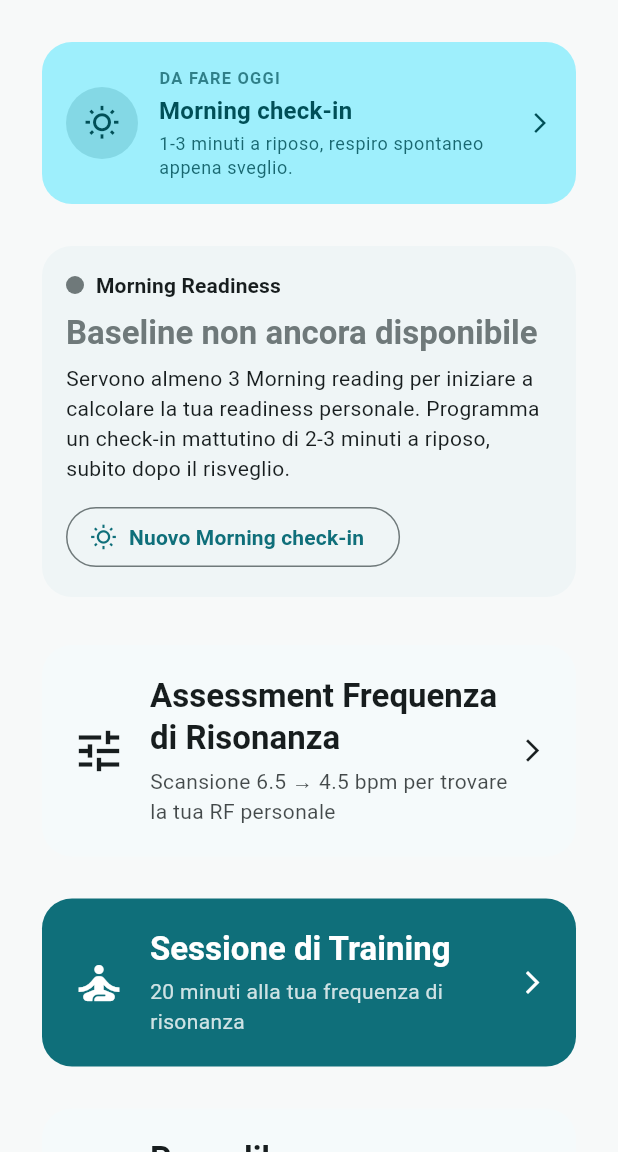
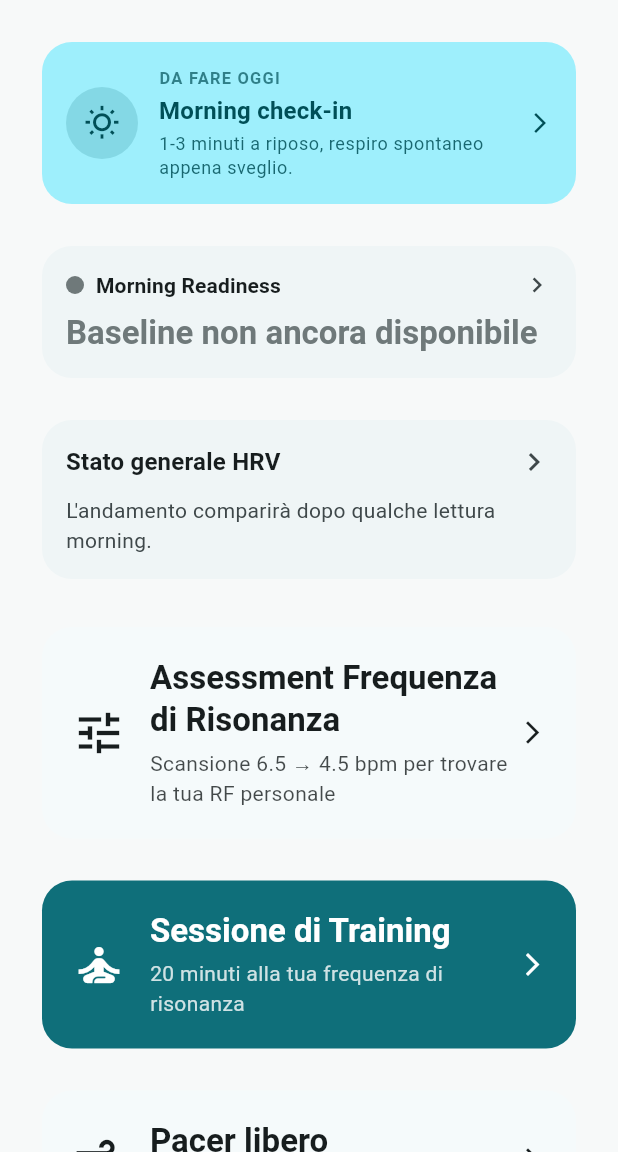
Before and after one commit to predamatteo/hrv_trainer, a Flutter app: the screen it shows after launch, on a phone screen of 412 x 824 dp, the part 84-1236 px from its top. Run offline on Flutter 3.47's test engine with Material 3 defaults, Android fonts, the phone set to English and light mode, and no system bars; our stand-ins replace file_picker, fl_chart, flutter_riverpod, go_router, permission_handler, share_plus and 3 more; accounts and stored records are empty.

Commit message:
Compact Morning Readiness + add chronic "general HRV" card on home
Slim the home ReadinessCard to the essentials (band dot, label, z-score,
chevron, headline); the full detail (message, RMSSD/baseline, CV, chart)
already lives on the tappable /readiness page.

Add a distinct "Stato generale HRV" card below it: the CHRONIC view
(typical level + multi-week direction improving/stable/declining + CV
stability), complementary to the acute Readiness. New pure logic in
hrv_trend.dart (lnRMSSD, SWC deadband, 14d-vs-14..42d windows) behind
hrvGeneralStatusProvider, which reuses morningReadingsProvider(90) so it
auto-refreshes after a check-in. Card taps through to /history.

A declining trend is shown in amber (descriptive, not alarmist); no
absolute "low/high" labels (device underestimates RMSSD, personal-relative
only). Includes unit tests for HrvTrendCalculator.

Co-Authored-By: Claude Opus 4.8 (1M context) <noreply@anthropic.com>

```diff
--- a/hrv_trainer/lib/features/home/home_screen.dart
+++ b/hrv_trainer/lib/features/home/home_screen.dart
@@ -2,7 +2,9 @@ import 'package:flutter/material.dart';
 import 'package:flutter_riverpod/flutter_riverpod.dart';
 import 'package:go_router/go_router.dart';
 
+import '../readiness/state/readiness_providers.dart';
 import 'state/readiness_provider.dart';
+import 'widgets/hrv_general_card.dart';
 import 'widgets/morning_checkin_prompt_card.dart';
 import 'widgets/readiness_card.dart';
 
@@ -39,6 +41,7 @@ class HomeScreen extends ConsumerWidget {
         onRefresh: () async {
           ref.invalidate(readinessProvider);
           ref.invalidate(morningCheckInDoneTodayProvider);
+          ref.invalidate(morningReadingsProvider);
           // Aspetta che il future si riavvii per dare feedback visivo
           // chiaro (l'indicatore resta finché il provider non riemette).
           await ref.read(readinessProvider.future);
@@ -51,8 +54,9 @@ class HomeScreen extends ConsumerWidget {
           const MorningCheckInPromptCard(),
           ReadinessCard(
             onTap: () => context.push('/readiness'),
-            onStartMorning: () => context.push('/readiness/checkin'),
           ),
+          const SizedBox(height: 12),
+          const HrvGeneralCard(),
           const SizedBox(height: 16),
           _BigActionCard(
             icon: Icons.tune,
--- /dev/null
+++ b/hrv_trainer/lib/features/home/widgets/hrv_general_card.dart
@@ -0,0 +1,223 @@
+import 'package:flutter/material.dart';
+import 'package:flutter_riverpod/flutter_riverpod.dart';
+import 'package:go_router/go_router.dart';
+
+import '../../../shared/hrv/hrv_trend.dart';
+import '../../../shared/hrv/readiness.dart' show CvStability;
+import '../../readiness/state/readiness_providers.dart';
+
+/// Card "Stato generale HRV" in home: la vista CRONICA dell'HRV (livello tipico
+/// + direzione su più settimane + stabilità), complementare alla Morning
+/// Readiness che è acuta (oggi vs baseline). Riepilogo glanceable; il trend
+/// completo vive nello Storico → tap sull'intera card.
+class HrvGeneralCard extends ConsumerWidget {
+  const HrvGeneralCard({super.key});
+
+  @override
+  Widget build(BuildContext context, WidgetRef ref) {
+    final theme = Theme.of(context);
+    final scheme = theme.colorScheme;
+    final async = ref.watch(hrvGeneralStatusProvider);
+
+    return Card(
+      clipBehavior: Clip.antiAlias,
+      child: InkWell(
+        onTap: () => context.push('/history'),
+        child: Padding(
+          padding: const EdgeInsets.all(16),
+          child: Column(
+            crossAxisAlignment: CrossAxisAlignment.start,
+            children: [
+              Row(
+                children: [
+                  Text('Stato generale HRV', style: theme.textTheme.titleMedium),
+                  const Spacer(),
+                  Icon(Icons.chevron_right, color: scheme.onSurfaceVariant),
+                ],
+              ),
+              const SizedBox(height: 10),
+              async.when(
+                loading: () => const SizedBox(
+                  height: 40,
+                  child: Center(
+                    child: SizedBox(
+                      width: 22,
+                      height: 22,
+                      child: CircularProgressIndicator(strokeWidth: 2),
+                    ),
+                  ),
+                ),
+                error: (_, _) => Text(
+                  'Stato HRV non disponibile.',
+                  style: theme.textTheme.bodyMedium?.copyWith(
+                    color: scheme.onSurfaceVariant,
+                  ),
+                ),
+                data: (s) => _StatusBody(status: s),
+              ),
+            ],
+          ),
+        ),
+      ),
+    );
+  }
+}
+
+class _StatusBody extends StatelessWidget {
+  final HrvGeneralStatus status;
+  const _StatusBody({required this.status});
+
+  @override
+  Widget build(BuildContext context) {
+    final theme = Theme.of(context);
+    final scheme = theme.colorScheme;
+
+    if (!status.hasLevel) {
+      return Text(
+        'L\'andamento comparirà dopo qualche lettura morning.',
+        style: theme.textTheme.bodyMedium?.copyWith(
+          color: scheme.onSurfaceVariant,
+        ),
+      );
+    }
+
+    return Column(
+      crossAxisAlignment: CrossAxisAlignment.start,
+      children: [
+        // Livello tipico recente (personale, niente etichette assolute).
+        Row(
+          children: [
+            Icon(Icons.favorite_outline, size: 18, color: scheme.primary),
+            const SizedBox(width: 8),
+            Text('HRV tipico', style: theme.textTheme.bodyMedium),
+            const SizedBox(width: 8),
+            Text(
+              'RMSSD ${status.levelRmssd!.toStringAsFixed(0)} · '
+              'score ${status.levelScore!.toStringAsFixed(0)}',
+              style: theme.textTheme.bodyMedium
+                  ?.copyWith(fontWeight: FontWeight.w600),
+            ),
+          ],
+        ),
+        const SizedBox(height: 8),
+        // Direzione cronica.
+        if (status.direction == HrvTrendDirection.unknown)
+          Row(
+            children: [
+              Icon(Icons.timeline, size: 18, color: scheme.onSurfaceVariant),
+              const SizedBox(width: 8),
+              Expanded(
+                child: Text(
+                  'Andamento disponibile dopo più letture.',
+                  style: theme.textTheme.bodySmall
+                      ?.copyWith(color: scheme.onSurfaceVariant),
+                ),
+              ),
+            ],
+          )
+        else
+          _TrendRow(status: status),
+        if (status.cvPct != null) ...[
+          const SizedBox(height: 6),
+          _StabilityRow(status: status),
+        ],
+      ],
+    );
+  }
+}
+
+class _TrendRow extends StatelessWidget {
+  final HrvGeneralStatus status;
+  const _TrendRow({required this.status});
+
+  @override
+  Widget build(BuildContext context) {
+    final theme = Theme.of(context);
+    final scheme = theme.colorScheme;
+    // Colore descrittivo, NON allarmante: un calo può essere un blocco di
+    // carico, non un problema → arancio (cautela), non rosso/errore.
+    final (icon, color, label) = switch (status.direction) {
+      HrvTrendDirection.improving => (
+          Icons.trending_up,
+          scheme.primary,
+          'In miglioramento'
+        ),
+      HrvTrendDirection.declining => (
+          Icons.trending_down,
+          Colors.orange.shade700,
+          'In calo'
+        ),
+      HrvTrendDirection.stable => (
+          Icons.trending_flat,
+          scheme.onSurfaceVariant,
+          'Stabile'
+        ),
+      HrvTrendDirection.unknown => (
+          Icons.timeline,
+          scheme.onSurfaceVariant,
+          '—'
+        ),
+    };
+    final pct = status.deltaPct;
+    final pctStr =
+        pct == null ? '' : '${pct >= 0 ? '+' : ''}${pct.toStringAsFixed(0)}%';
+    final span = status.spanWeeks == null ? '' : ' · ~${status.spanWeeks} sett.';
+
+    return Row(
+      children: [
+        Icon(icon, size: 18, color: color),
+        const SizedBox(width: 8),
+        Text(
+          label,
+          style: theme.textTheme.bodyMedium
+              ?.copyWith(color: color, fontWeight: FontWeight.w600),
+        ),
+        const SizedBox(width: 8),
+        Expanded(
+          child: Text(
+            '$pctStr$span',
+            style: theme.textTheme.bodySmall
+                ?.copyWith(color: scheme.onSurfaceVariant),
+          ),
+        ),
+      ],
+    );
+  }
+}
+
+class _StabilityRow extends StatelessWidget {
+  final HrvGeneralStatus status;
+  const _StabilityRow({required this.status});
+
+  @override
+  Widget build(BuildContext context) {
+    final theme = Theme.of(context);
+    final color = _cvColor(theme, status.cvStability);
+    return Row(
+      children: [
+        Icon(Icons.show_chart, size: 16, color: color),
+        const SizedBox(width: 8),
+        Text(
+          'Stabilità: ${_cvLabel(status.cvStability)} '
+          '(CV ${status.cvPct!.toStringAsFixed(1)}%)',
+          style: theme.textTheme.bodySmall?.copyWith(color: color),
+        ),
+      ],
+    );
+  }
+}
+
+/// Colore della riga CV, coerente con readiness_card/readiness_screen.
+Color _cvColor(ThemeData theme, CvStability s) => switch (s) {
+      CvStability.stable => theme.colorScheme.onSurfaceVariant,
+      CvStability.moderate => Colors.orange.shade700,
+      CvStability.unstable => theme.colorScheme.error,
+      CvStability.unknown => theme.colorScheme.onSurfaceVariant,
+    };
+
+String _cvLabel(CvStability s) => switch (s) {
+      CvStability.stable => 'stabile',
+      CvStability.moderate => 'oscillante',
+      CvStability.unstable => 'instabile',
+      CvStability.unknown => '—',
+    };
--- a/hrv_trainer/lib/features/home/widgets/readiness_card.dart
+++ b/hrv_trainer/lib/features/home/widgets/readiness_card.dart
@@ -5,14 +5,15 @@ import '../../../shared/hrv/readiness.dart';
 import '../state/readiness_provider.dart';
 
 class ReadinessCard extends ConsumerWidget {
-  final VoidCallback? onStartMorning;
+  /// Se valorizzato, l'intera card diventa toccabile (→ sezione Readiness).
+  final VoidCallback? onTap;
 
-  const ReadinessCard({super.key, this.onStartMorning});
+  const ReadinessCard({super.key, this.onTap});
 
   @override
   Widget build(BuildContext context, WidgetRef ref) {
     final async = ref.watch(readinessProvider);
-    return async.when(
+    final card = async.when(
       loading: () => const _CardShell(
         child: Padding(
           padding: EdgeInsets.all(16),
@@ -28,7 +29,13 @@ class ReadinessCard extends ConsumerWidget {
           child: Text('Errore readiness: $e'),
         ),
       ),
-      data: (r) => _ReadinessBody(readiness: r, onStartMorning: onStartMorning),
+      data: (r) => _ReadinessBody(readiness: r),
+    );
+    if (onTap == null) return card;
+    return GestureDetector(
+      behavior: HitTestBehavior.opaque,
+      onTap: onTap,
+      child: card,
     );
   }
 }
@@ -40,21 +47,10 @@ class _CardShell extends StatelessWidget {
   Widget build(BuildContext context) => Card(child: child);
 }
 
-/// Colore della riga CV: neutro quando stabile, ambra/rosso al crescere
-/// dell'instabilità. Volutamente sobrio per non competere col semaforo
-/// principale della banda di readiness.
-Color _cvColor(ThemeData theme, CvStability s) => switch (s) {
-      CvStability.stable => theme.colorScheme.onSurfaceVariant,
-      CvStability.moderate => Colors.orange.shade700,
-      CvStability.unstable => theme.colorScheme.error,
-      CvStability.unknown => theme.colorScheme.onSurfaceVariant,
-    };
-
 class _ReadinessBody extends StatelessWidget {
   final Readiness readiness;
-  final VoidCallback? onStartMorning;
 
-  const _ReadinessBody({required this.readiness, this.onStartMorning});
+  const _ReadinessBody({required this.readiness});
 
   @override
   Widget build(BuildContext context) {
@@ -65,6 +61,9 @@ class _ReadinessBody extends StatelessWidget {
       ReadinessBand.red => theme.colorScheme.error,
       ReadinessBand.unknown => theme.colorScheme.outline,
     };
+    // Card compatta: solo le info principali (banda, etichetta, z-score,
+    // headline). Il dettaglio completo — messaggio, RMSSD/baseline, CV,
+    // grafico — vive nella pagina /readiness, raggiungibile col tap.
     return _CardShell(
       child: Padding(
         padding: const EdgeInsets.all(16),
@@ -76,19 +75,20 @@ class _ReadinessBody extends StatelessWidget {
                 Container(
                   width: 12,
                   height: 12,
-                  decoration: BoxDecoration(color: color, shape: BoxShape.circle),
+                  decoration:
+                      BoxDecoration(color: color, shape: BoxShape.circle),
                 ),
                 const SizedBox(width: 8),
-                Text(
-                  'Morning Readiness',
-                  style: theme.textTheme.labelLarge,
-                ),
+                Text('Morning Readiness', style: theme.textTheme.labelLarge),
                 const Spacer(),
                 if (readiness.zScore != null)
                   Text(
                     '${readiness.zScore! >= 0 ? '+' : ''}${readiness.zScore!.toStringAsFixed(1)}σ',
                     style: theme.textTheme.labelLarge?.copyWith(color: color),
                   ),
+                const SizedBox(width: 6),
+                Icon(Icons.chevron_right,
+                    size: 20, color: theme.colorScheme.onSurfaceVariant),
               ],
             ),
             const SizedBox(height: 8),
@@ -96,39 +96,6 @@ class _ReadinessBody extends StatelessWidget {
               readiness.headline,
               style: theme.textTheme.titleLarge?.copyWith(color: color),
             ),
-            const SizedBox(height: 6),
-            Text(readiness.message, style: theme.textTheme.bodyMedium),
-            const SizedBox(height: 8),
-            if (readiness.band == ReadinessBand.unknown &&
-                onStartMorning != null) ...[
-              const SizedBox(height: 4),
-              OutlinedButton.icon(
-                icon: const Icon(Icons.wb_sunny_outlined),
-                label: const Text('Nuovo Morning check-in'),
-                onPressed: onStartMorning,
-              ),
-            ] else if (readiness.baselineRmssd != null)
-              Text(
-                'RMSSD oggi ${readiness.todayRmssd.toStringAsFixed(0)} ms '
-                '• baseline ${readiness.baselineRmssd!.toStringAsFixed(0)} ms '
-                '(${readiness.baselineDays} gg)',
-                style: theme.textTheme.labelSmall,
-              ),
-            if (readiness.cvPct != null) ...[
-              const SizedBox(height: 4),
-              Row(
-                children: [
-                  Icon(Icons.show_chart, size: 13, color: _cvColor(theme, readiness.cvStability)),
-                  const SizedBox(width: 4),
-                  Text(
-                    'Stabilità 7gg • CV ${readiness.cvPct!.toStringAsFixed(1)}% '
-                    '(${readiness.cvLabel})',
-                    style: theme.textTheme.labelSmall
-                        ?.copyWith(color: _cvColor(theme, readiness.cvStability)),
-                  ),
-                ],
-              ),
-            ],
           ],
         ),
       ),
--- /dev/null
+++ b/hrv_trainer/lib/features/readiness/state/readiness_providers.dart
@@ -0,0 +1,43 @@
+import 'package:flutter_riverpod/flutter_riverpod.dart';
+
+import '../../../shared/hrv/hrv_trend.dart';
+import '../../../shared/hrv/readiness.dart';
+import '../../../shared/hrv/session_models.dart';
+import '../../../shared/storage/session_repository.dart';
+
+/// Letture morning su una finestra in giorni. Parametrico così la home card può
+/// usare una finestra economica e la sezione dedicata una più ampia (per il
+/// baseline cronico 60gg e il trend).
+final morningReadingsProvider =
+    FutureProvider.autoDispose.family<List<Session>, int>((ref, days) async {
+  final repo = ref.watch(sessionRepositoryProvider);
+  final since = DateTime.now().subtract(Duration(days: days));
+  return repo.listSessions(
+    tag: SessionTag.morning,
+    since: since,
+    limit: days * 2,
+  );
+});
+
+/// Readiness completa calcolata sulla finestra estesa (90gg) per la sezione.
+final readinessSectionProvider =
+    FutureProvider.autoDispose<Readiness>((ref) async {
+  final sessions = await ref.watch(morningReadingsProvider(90).future);
+  return ReadinessCalculator.fromHistory(sessions);
+});
+
+/// Serie trend (lnRMSSD + media mobile 7gg) per il grafico della sezione.
+final readinessTrendProvider =
+    FutureProvider.autoDispose<List<ReadinessTrendPoint>>((ref) async {
+  final sessions = await ref.watch(morningReadingsProvider(90).future);
+  return ReadinessCalculator.buildTrend(sessions);
+});
+
+/// Stato HRV generale/cronico (livello + direzione su settimane + stabilità)
+/// per la card "Stato generale HRV" in home. Riusa [morningReadingsProvider]
+/// (90gg): di conseguenza si auto-aggiorna quando il check-in lo invalida.
+final hrvGeneralStatusProvider =
+    FutureProvider.autoDispose<HrvGeneralStatus>((ref) async {
+  final sessions = await ref.watch(morningReadingsProvider(90).future);
+  return HrvTrendCalculator.fromMornings(sessions);
+});
```
Also changed, not shown: hrv_trainer/lib/shared/hrv/hrv_trend.dart (added, +179 -0 lines), 1 other file.
